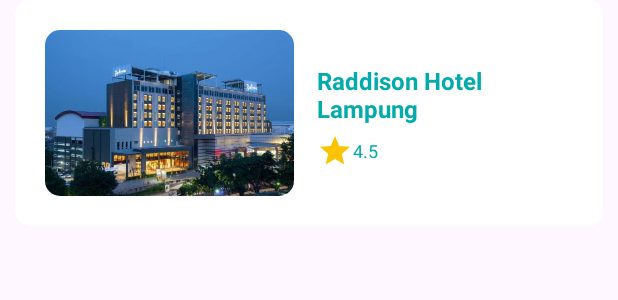
After one commit to bedhoel05/Lampung-Explore, an Android app: the layout list_akomodasi.xml on its own in the app's theme, with its tools: preview values and no code run, on a phone screen of 412 x 824 dp. The commit adds this screen. Shown: the top 300 px of the screen. Run offline under Robolectric (Android 15) with nearby library versions, the phone set to English and light mode, and no system bars.

Commit message:
Add akomodasi layout

```diff
--- a/app/src/main/AndroidManifest.xml
+++ b/app/src/main/AndroidManifest.xml
@@ -12,6 +12,9 @@
         android:supportsRtl="true"
         android:theme="@style/Theme.VisitingLampung"
         tools:targetApi="31">
+        <activity
+            android:name=".akomodasi.mainAkomodasi"
+            android:exported="false" />
         <activity
             android:name=".informasi.detailInformasi"
             android:exported="false" />
--- /dev/null
+++ b/app/src/main/res/layout/list_akomodasi.xml
@@ -0,0 +1,97 @@
+<?xml version="1.0" encoding="utf-8"?>
+<androidx.constraintlayout.widget.ConstraintLayout xmlns:android="http://schemas.android.com/apk/res/android"
+    xmlns:app="http://schemas.android.com/apk/res-auto"
+    android:layout_width="match_parent"
+    android:layout_height="match_parent">
+
+    <androidx.cardview.widget.CardView
+        android:id="@+id/card_Wisata"
+        android:layout_width="match_parent"
+        android:layout_height="wrap_content"
+        android:layout_margin="10dp"
+        app:cardCornerRadius="10dp"
+        app:layout_editor_absoluteX="10dp"
+        app:layout_editor_absoluteY="10dp">
+
+        <LinearLayout
+            android:layout_width="match_parent"
+            android:layout_height="wrap_content"
+            android:orientation="horizontal"
+            android:padding="10dp">
+
+            <LinearLayout
+                android:layout_width="wrap_content"
+                android:layout_height="wrap_content"
+                android:layout_weight="1"
+                android:orientation="vertical">
+
+                <androidx.cardview.widget.CardView
+                    android:layout_width="wrap_content"
+                    android:layout_height="wrap_content"
+                    android:layout_margin="10dp"
+                    android:layout_weight="1"
+                    app:cardCornerRadius="10dp">
+
+                    <ImageView
+                        android:id="@+id/imageView7"
+                        android:layout_width="wrap_content"
+                        android:layout_height="wrap_content"
+                        android:layout_weight="1"
+                        android:adjustViewBounds="true"
+                        android:cropToPadding="true"
+                        android:src="@drawable/hotel" />
+                </androidx.cardview.widget.CardView>
+
+
+            </LinearLayout>
+
+            <LinearLayout
+                android:layout_width="match_parent"
+                android:layout_height="wrap_content"
+                android:layout_gravity="center"
+                android:layout_marginLeft="5dp"
+                android:layout_weight="1"
+                android:gravity="center"
+                android:orientation="vertical">
+
+                <TextView
+                    android:id="@+id/textView14"
+                    android:layout_width="match_parent"
+                    android:layout_height="match_parent"
+                    android:layout_marginTop="5dp"
+                    android:text="Raddison Hotel Lampung"
+                    android:textColor="@color/primary"
+                    android:textSize="16sp"
+                    android:textStyle="bold" />
+
+                <LinearLayout
+                    android:layout_width="match_parent"
+                    android:layout_height="match_parent"
+                    android:layout_gravity="center_horizontal|center_vertical"
+                    android:layout_marginTop="5dp"
+                    android:layout_weight="1"
+                    android:gravity="center_horizontal|center_vertical"
+                    android:orientation="horizontal">
+
+                    <ImageView
+                        android:id="@+id/imageView9"
+                        android:layout_width="wrap_content"
+                        android:layout_height="wrap_content"
+                        android:adjustViewBounds="true"
+                        android:src="@drawable/star" />
+
+                    <TextView
+                        android:id="@+id/textView19"
+                        android:layout_width="wrap_content"
+                        android:layout_height="wrap_content"
+                        android:layout_weight="1"
+                        android:text="4.5"
+                        android:textColor="@color/primary"
+                        android:textSize="12sp" />
+
+                </LinearLayout>
+
+            </LinearLayout>
+        </LinearLayout>
+    </androidx.cardview.widget.CardView>
+</androidx.constraintlayout.widget.ConstraintLayout>
```
Also changed, not shown: app/src/main/java/com/example/visitinglampung/akomodasi/mainAkomodasi.java (added, +16 -0 lines), app/src/main/res/layout/activity_main.xml (+8 -4 lines), app/src/main/res/layout/activity_main_akomodasi.xml (added, +79 -0 lines), app/src/main/res/drawable/hotel.jpg (added).
